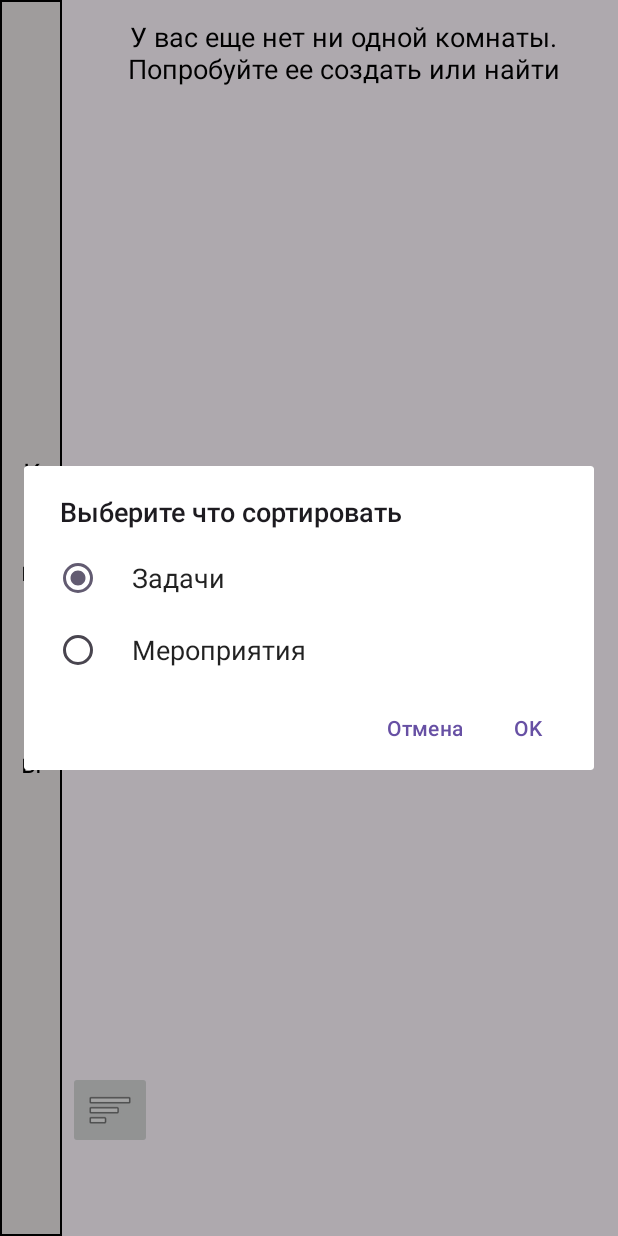
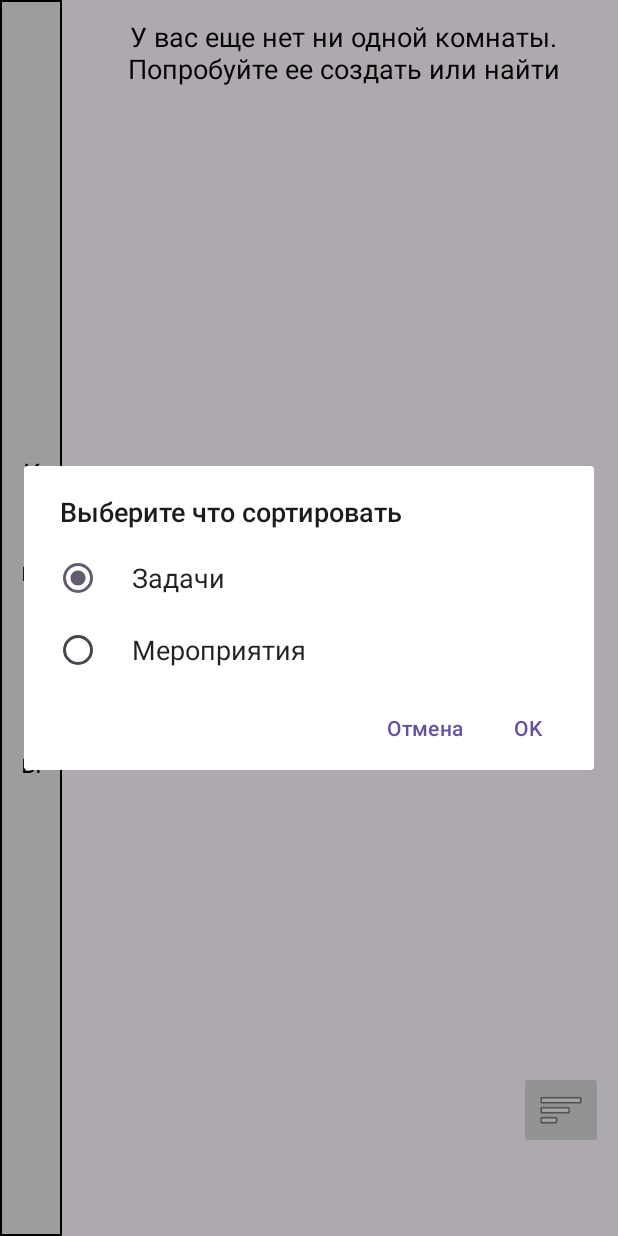
Before and after one commit to Toknnick/Helper, an Android app: the fragment RoomsFragment shown on its own in the app's theme, after a tap on an icon or button, on a phone screen of 412 x 824 dp. Run offline under Robolectric (Android 15) with nearby library versions, the phone set to English and light mode, and no system bars; our stand-ins replace Picasso; libraries missing offline, so code that uses them is left out: io.minio; pictures from the network do not load; 2 statements that could not run were skipped.

Commit message:
мелкие правки

```diff
--- a/app/src/main/java/com/example/helper1/fragments/HomeFragment.kt
+++ b/app/src/main/java/com/example/helper1/fragments/HomeFragment.kt
@@ -112,8 +112,8 @@ class HomeFragment : ParentFragment(){
             RelativeLayout.LayoutParams.WRAP_CONTENT,
             RelativeLayout.LayoutParams.WRAP_CONTENT
         )
-        paramsSortButton.addRule(RelativeLayout.RIGHT_OF, showRoomPanelButton.id)
-        paramsSortButton.addRule(RelativeLayout.ABOVE, dataPickerButton.id)
+        paramsSortButton.addRule(RelativeLayout.ALIGN_END, addButton.id)
+        paramsSortButton.addRule(RelativeLayout.ABOVE, addButton.id)
         sortButton.layoutParams = paramsSortButton
 
     }
--- a/app/src/main/java/com/example/helper1/fragments/ParentFragment.kt
+++ b/app/src/main/java/com/example/helper1/fragments/ParentFragment.kt
@@ -303,6 +303,7 @@ open class ParentFragment : Fragment() {
             mainCalendarView.visibility = View.GONE
         }
         sortButton.setOnClickListener{
+            hideAll()
             if(isSortingNow){
                 isSortingNow = false
                 dataPickerButton.text = chosenDate
@@ -321,6 +322,7 @@ open class ParentFragment : Fragment() {
             deletePoint()
         }
         dataPickerButton.setOnClickListener {
+            hideAll()
             mainCalendarView.visibility = View.VISIBLE
         }
         backTaskButton.setOnClickListener {
@@ -381,6 +383,7 @@ open class ParentFragment : Fragment() {
                 addNewFileIntoScrollView()
         }
         mainCalendarView.setOnDateChangeListener { view, year, month, dayOfMonth ->
+            hideAll()
             if (month < 10)
                 chosenDate = "$dayOfMonth.0${month + 1}.$year"
             else
@@ -1716,6 +1719,18 @@ open class ParentFragment : Fragment() {
         createEventPanel.visibility = View.GONE
     }
 
+    private fun hideAll(){
+        hideTaskPanel()
+        hideEventPanel()
+        hideFilePanel()
+        hideImagePanel()
+
+        clearEventPanel()
+        clearImagePanel()
+        clearTaskPanel()
+        clearFilePanel()
+    }
+
     protected fun stringToDate(string: String): String {
         val newString: String
 
--- a/app/src/main/res/layout/fragment_rooms.xml
+++ b/app/src/main/res/layout/fragment_rooms.xml
@@ -9,6 +9,13 @@
     tools:context=".fragments.HomeFragment">
 
 
+    <ImageButton
+        android:id="@+id/sortButton"
+        android:layout_width="wrap_content"
+        android:layout_height="wrap_content"
+        android:layout_alignEnd="@id/addButton"
+        android:layout_above="@id/addButton"
+        android:src="@android:drawable/ic_menu_sort_by_size" />
 
     <TextView
         android:id="@+id/roomNameTextView"
@@ -861,12 +868,5 @@
         android:layout_centerInParent="true"
         android:visibility="visible"/>
 
-    <ImageButton
-        android:id="@+id/sortButton"
-        android:layout_width="wrap_content"
-        android:layout_height="wrap_content"
-        android:layout_toRightOf="@id/showRoomPanelButton"
-        android:layout_above="@id/dataPickerButton"
-        android:src="@android:drawable/ic_menu_sort_by_size" />
 
 </RelativeLayout>
```
